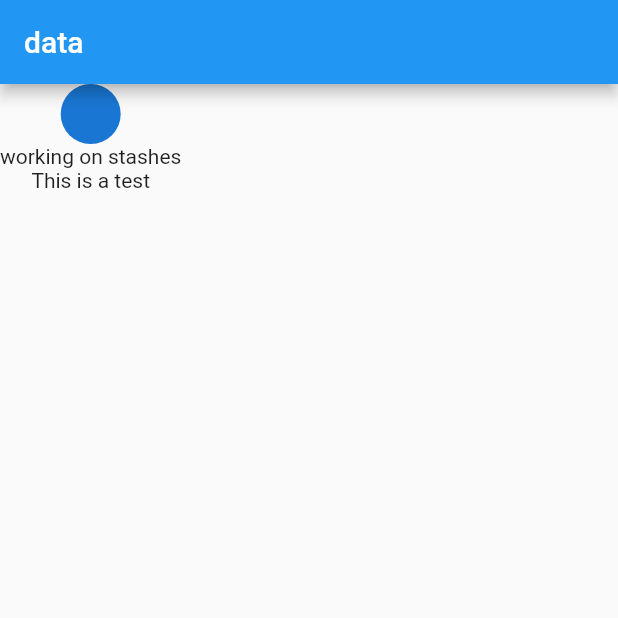
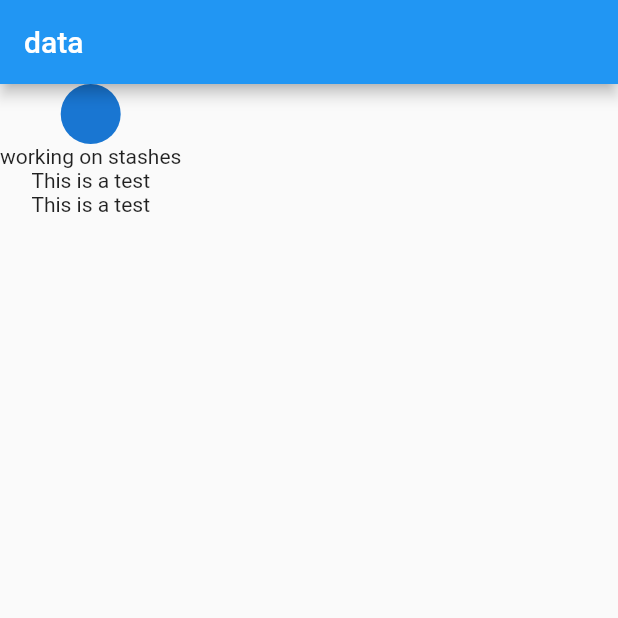
Before and after one commit to iamVictorSam/demo-user, a Flutter app: the screen it shows after launch, on a phone screen of 412 x 824 dp, the top half of it. Run offline on Flutter 3.47's test engine with Material 2 defaults, Android fonts, the phone set to English and light mode, and no system bars.

Commit message:
added changed children

```diff
--- a/lib/home_page.dart
+++ b/lib/home_page.dart
@@ -12,7 +12,8 @@ class HomePage extends StatelessWidget {
       body: Column(children: const [
         CircleAvatar(),
         Text('working on stashes'),
-        Text('This is a test')
+        Text('This is a test'),
+        Text('This is a test'),
       ]),
     );
   }
```
